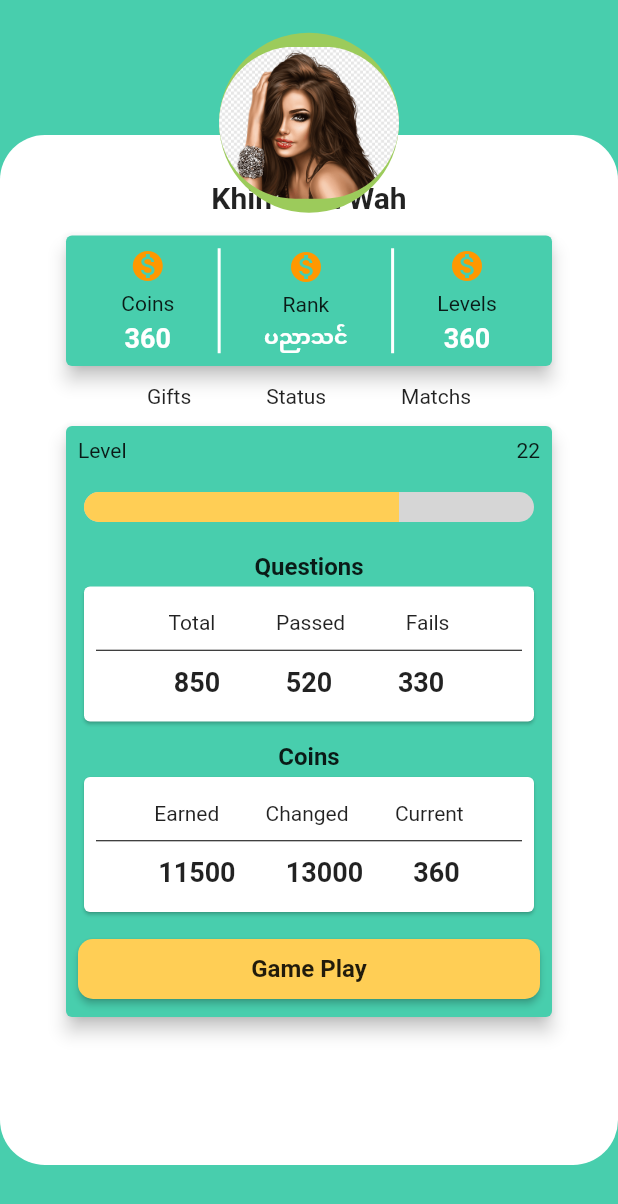
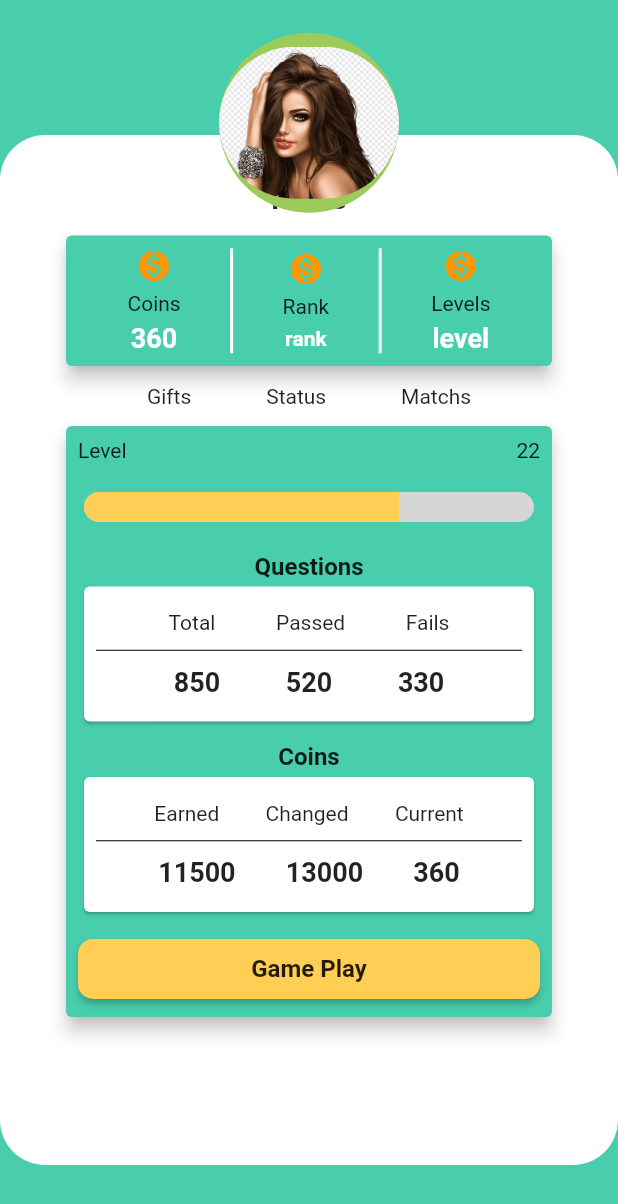
Before and after one commit to mmsoftware100/myan_quiz_flutter_mobile, a Flutter app: the ProfilePage screen opened directly, on a phone screen of 412 x 824 dp. Shown: the top 1204 px of the screen. Run offline on Flutter 3.47's test engine with Material 2 defaults, Android fonts, the phone set to English and light mode, and no system bars; our stand-ins replace cached_network_image, circular_countdown_timer, dartz, dio, equatable, flutter_neumorphic and 2 more.

Commit message:
provider integration sample

```diff
--- a/lib/providers/game_play_provider.dart
+++ b/lib/providers/game_play_provider.dart
@@ -64,6 +64,7 @@ class GamePlayProvider extends ChangeNotifier{
       return status;
     });
   }
+
   void setCategory(Category categoryUpdate){
     category = categoryUpdate;
     notifyListeners();
--- a/lib/view/profile_page.dart
+++ b/lib/view/profile_page.dart
@@ -1,9 +1,11 @@
 import 'package:flutter/cupertino.dart';
 import 'package:flutter/material.dart';
+import 'package:myan_quiz/providers/user_provider.dart';
 import 'package:myan_quiz/view/exchange/bills/choose_operator_for_bill_page.dart';
 import 'package:myan_quiz/view/match_page.dart';
 import 'package:myan_quiz/view/question_choose_page.dart';
 import 'package:myan_quiz/view/status_page.dart';
+import 'package:provider/provider.dart';
 
 class ProfilePage extends StatefulWidget {
   const ProfilePage({Key? key}) : super(key: key);
@@ -71,7 +73,8 @@ class _ProfilePageState extends State<ProfilePage> {
                         // mainAxisAlignment: MainAxisAlignment.center,
                         children: [
                           SizedBox(height: 30,),
-                          Text("Khin Wint Wah",style: TextStyle(fontWeight: FontWeight.bold,fontSize: 20),),
+                          Text(Provider.of<UserProvider>(context, listen:true).user.name,style: TextStyle(fontWeight: FontWeight.bold,fontSize: 20),),
+                          //Text("Khin Wint Wah",style: TextStyle(fontWeight: FontWeight.bold,fontSize: 20),),
                           SizedBox(height: 10,),
                           Card(
                             elevation: 5,
@@ -99,7 +102,8 @@ class _ProfilePageState extends State<ProfilePage> {
                                       SizedBox(height: 5,),
                                       Text("Rank"),
                                       SizedBox(height: 5,),
-                                      Text("ပညာသင်",style: TextStyle(color: Colors.white,fontWeight: FontWeight.bold,fontSize: 14),)
+                                      Text(Provider.of<UserProvider>(context,listen: true).user.rank,style: TextStyle(color: Colors.white,fontWeight: FontWeight.bold,fontSize: 14),)
+                                      // Text("ပညာသင်",style: TextStyle(color: Colors.white,fontWeight: FontWeight.bold,fontSize: 14),)
                                     ],
                                   ),
                                   Container(
@@ -111,7 +115,8 @@ class _ProfilePageState extends State<ProfilePage> {
                                       SizedBox(height: 5,),
                                       Text("Levels"),
                                       SizedBox(height: 5,),
-                                      Text("360",style: TextStyle(color: Colors.white,fontWeight: FontWeight.bold,fontSize: 18),)
+                                      //Text(Provider.of<UserProvider>(context, listen: true).user.level,style: TextStyle(color: Colors.white,fontWeight: FontWeight.bold,fontSize: 18),)
+                                      Text(Provider.of<UserProvider>(context, listen: true).user.level,style: TextStyle(color: Colors.white,fontWeight: FontWeight.bold,fontSize: 18),)
                                     ],
                                   ),
                                 ],
--- a/lib/view/question_choose_page.dart
+++ b/lib/view/question_choose_page.dart
@@ -1,6 +1,9 @@
 import 'package:flutter/material.dart';
+import 'package:myan_quiz/providers/game_play_provider.dart';
+import 'package:myan_quiz/providers/user_provider.dart';
 import 'package:myan_quiz/utils/global.dart';
 import 'package:myan_quiz/view/question_page_choose_content.dart';
+import 'package:provider/provider.dart';
 
 class QuestionChoosePage extends StatefulWidget {
   const QuestionChoosePage({Key? key}) : super(key: key);
@@ -54,6 +57,8 @@ class _QuestionChoosePageState extends State<QuestionChoosePage> {
                         child: Center(child: Text("အလွတ်တမ်းကစားမည်")),
                       ),
                       onTap: (){
+                        String accessToken = Provider.of<UserProvider>(context, listen: false).user.accessToken;
+                        Provider.of<GamePlayProvider>(context, listen:false).selectCategories(accessToken: accessToken);
                         Navigator.push(context, MaterialPageRoute(builder: (context)=>QuestionPageChooseContent()));
                       },
                     ),
```
Also changed, not shown: lib/domain/usecases/get_question_by_category_id.dart (added, +33 -0 lines), lib/view/question_page_answer.dart (+22 -1 lines), lib/view/question_page_choose_content.dart (+16 -3 lines).
